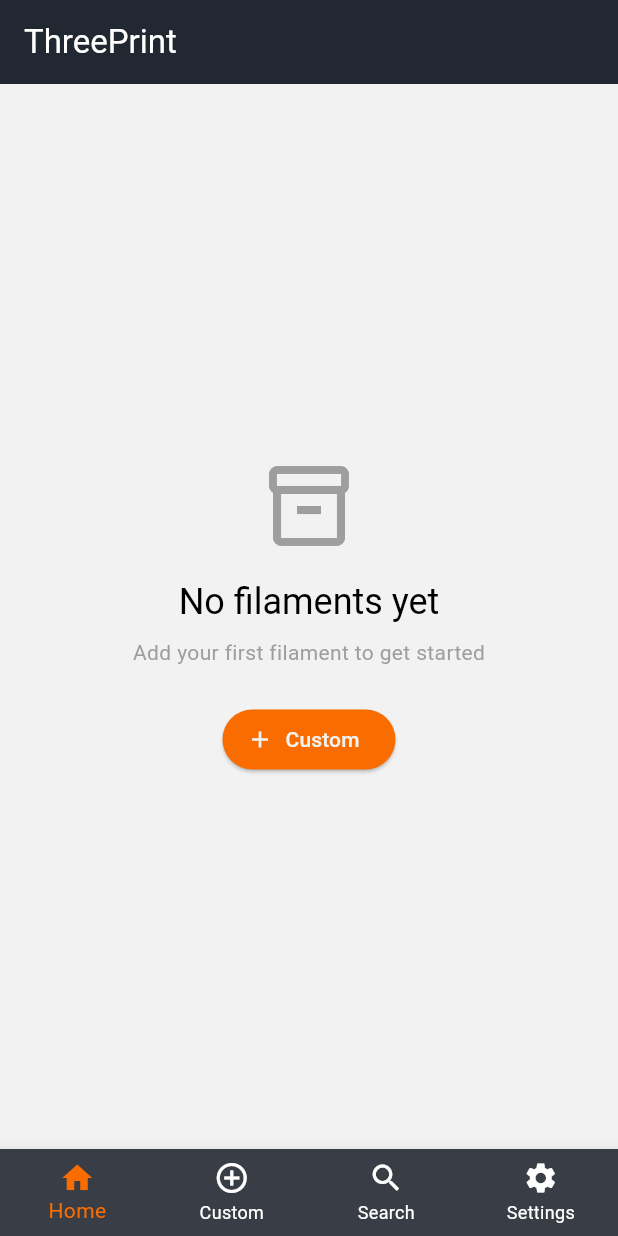
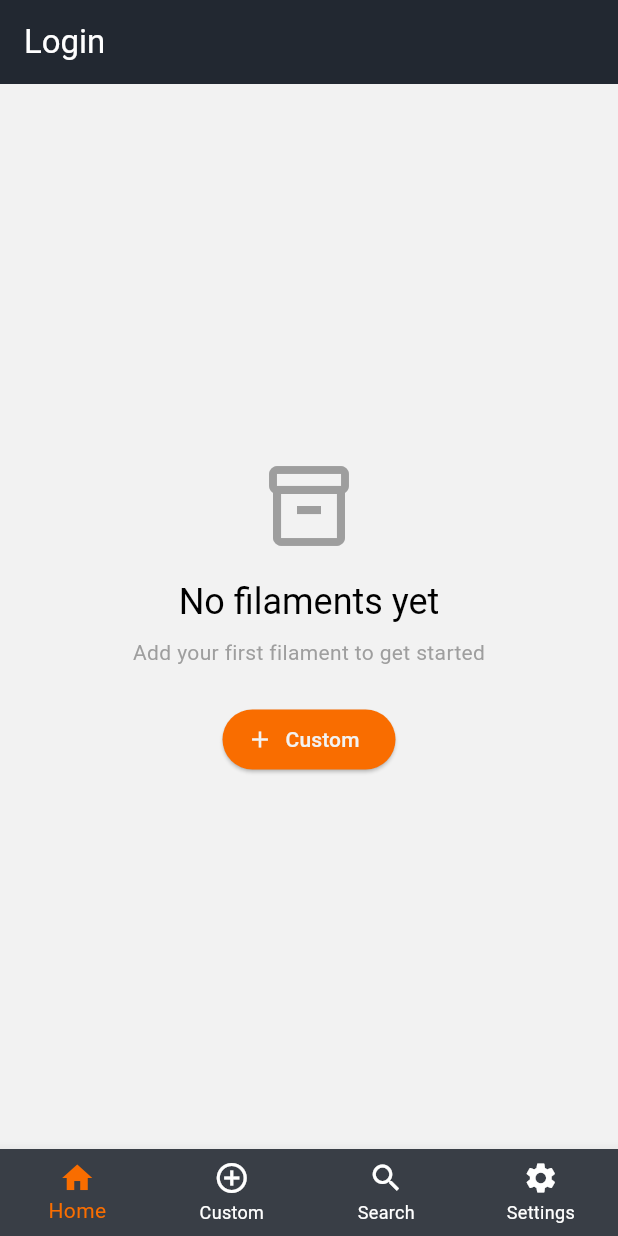
Before and after one commit to RamSabah/threeprint, a Flutter app: the screen it shows after launch, on a phone screen of 412 x 824 dp. Run offline on Flutter 3.47's test engine with Material 3 defaults, Android fonts, the light colour scheme and no system bars; our stand-ins replace cloud_firestore, firebase_auth, firebase_core, flutter_svg, shared_preferences; accounts and stored records are empty.

Commit message:
update 11

```diff
--- a/lib/navigation/Navigation.dart
+++ b/lib/navigation/Navigation.dart
@@ -1,8 +1,11 @@
 import 'package:flutter/material.dart';
+import 'package:firebase_auth/firebase_auth.dart';
 import '../pages/Home.dart';
 import '../pages/AddFilament.dart';
 import '../pages/Search.dart';
 import '../pages/settings_page.dart';
+import '../pages/account_page.dart';
+import '../services/auth_service.dart';
 
 class MainNavigation extends StatefulWidget {
   const MainNavigation({super.key});
@@ -13,6 +16,7 @@ class MainNavigation extends StatefulWidget {
 
 class _MainNavigationState extends State<MainNavigation> {
   int _selectedIndex = 0;
+  final AuthService _authService = AuthService();
 
   final List<Widget> _pages = [
     const HomePage(),
@@ -34,7 +38,44 @@ class _MainNavigationState extends State<MainNavigation> {
         appBar: AppBar(
           backgroundColor: Theme.of(context).colorScheme.primary,
           foregroundColor: Colors.white,
-          title: const Text('ThreePrint'),
+          title: StreamBuilder<User?>(
+            stream: _authService.authStateChanges,
+            builder: (context, snapshot) {
+              if (snapshot.hasData && snapshot.data != null) {
+                final user = snapshot.data!;
+                final displayName = user.displayName ?? user.email?.split('@')[0] ?? 'User';
+                return Row(
+                  children: [
+                    CircleAvatar(
+                      radius: 16,
+                      backgroundColor: Colors.white,
+                      child: Text(
+                        displayName[0].toUpperCase(),
+                        style: TextStyle(
+                          color: Theme.of(context).colorScheme.primary,
+                          fontWeight: FontWeight.bold,
+                        ),
+                      ),
+                    ),
+                    const SizedBox(width: 12),
+                    Text(displayName),
+                  ],
+                );
+              } else {
+                return GestureDetector(
+                  onTap: () {
+                    Navigator.push(
+                      context,
+                      MaterialPageRoute(
+                        builder: (context) => const AccountPage(),
+                      ),
+                    );
+                  },
+                  child: const Text('Login'),
+                );
+              }
+            },
+          ),
         ),
         body: SafeArea(
           bottom: false, // Let bottom navigation handle its own safe area
```
